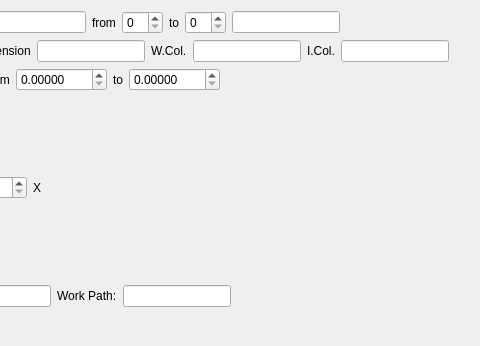
DPSablowski/croco, file CroCo/crop.ui: the form before one commit; both pictures show x 111 to 591 and y 0 to 346 of the 736 by 346 pixel window.
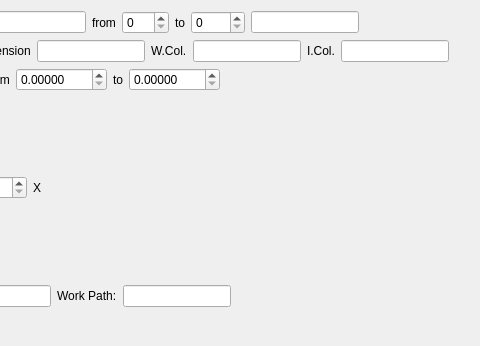
The form after the commit.

```diff
--- a/CroCo/crop.ui
+++ b/CroCo/crop.ui
@@ -41,7 +41,11 @@
       </widget>
      </item>
      <item>
-      <widget class="QSpinBox" name="spinBox"/>
+      <widget class="QSpinBox" name="spinBox">
+       <property name="maximum">
+        <number>999</number>
+       </property>
+      </widget>
      </item>
      <item>
       <widget class="QLabel" name="label_3">
@@ -51,7 +55,11 @@
       </widget>
      </item>
      <item>
-      <widget class="QSpinBox" name="spinBox_2"/>
+      <widget class="QSpinBox" name="spinBox_2">
+       <property name="maximum">
+        <number>9999</number>
+       </property>
+      </widget>
      </item>
      <item>
       <widget class="QLineEdit" name="lineEdit_2">
```
